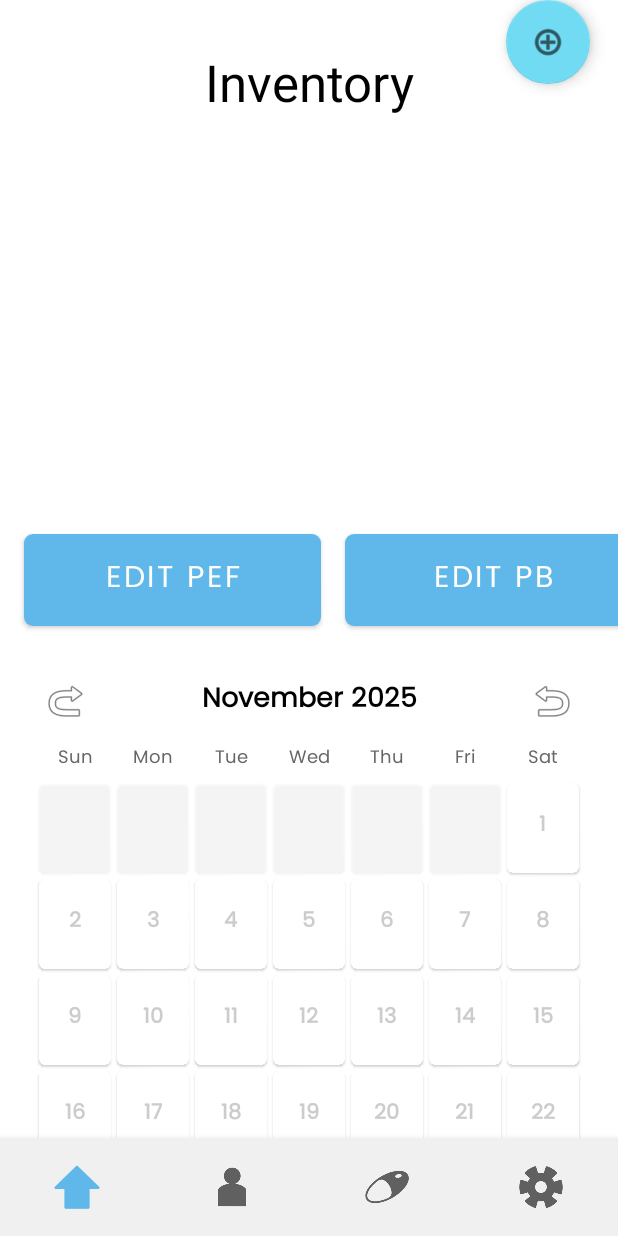
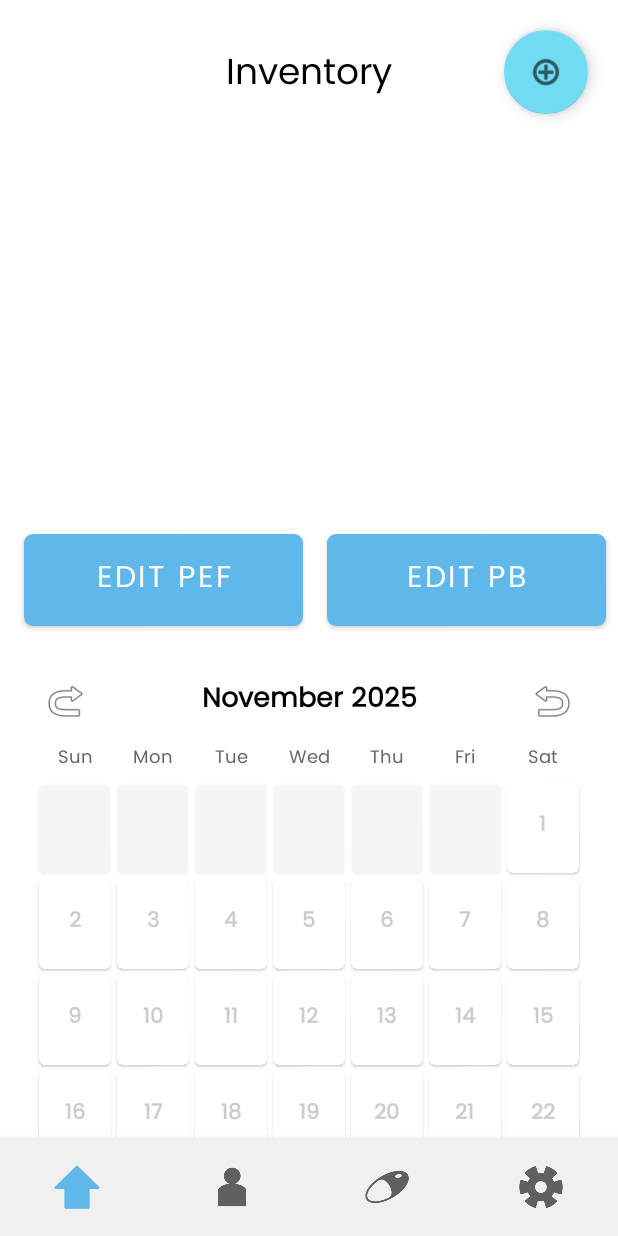
Before and after one commit to ShakoorShaik/smartAirAndroidApp, an Android app built with Jetpack Compose: the fragment ParentMedicineFragment placed in its activity, on a phone screen of 412 x 824 dp. Run offline under Robolectric (Android 15) with nearby library versions, the light colour scheme and no system bars; our stand-ins replace Firebase (no records; nobody signed in at launch, a user with empty details on screens opened directly).

Commit message:
Settings fragment tweaks

```diff
--- a/app/src/main/res/layout/fragment_parent_medicine.xml
+++ b/app/src/main/res/layout/fragment_parent_medicine.xml
@@ -13,13 +13,12 @@
 
     <TextView
         android:id="@+id/textView7"
-        android:layout_width="223dp"
-        android:layout_height="55dp"
-        android:layout_marginTop="32dp"
-        android:fontFamily="sans-serif"
+        android:layout_width="wrap_content"
+        android:layout_height="wrap_content"
+        android:layout_marginTop="30dp"
         android:text="Inventory"
         android:textAlignment="center"
-        android:textSize="34sp"
+        android:textSize="24sp"
         app:layout_constraintEnd_toEndOf="parent"
         app:layout_constraintStart_toStartOf="parent"
         app:layout_constraintTop_toTopOf="parent" />
@@ -30,10 +29,10 @@
         android:layout_height="wrap_content"
         android:clickable="true"
         android:importantForAccessibility="no"
+        android:layout_marginTop="20dp"
+        android:layout_marginEnd="20dp"
         app:layout_constraintEnd_toEndOf="parent"
-        app:layout_constraintStart_toEndOf="@+id/textView7"
         app:layout_constraintTop_toTopOf="parent"
-        app:layout_constraintVertical_bias="0.645"
         app:srcCompat="@android:drawable/ic_menu_add" />
 
     <androidx.recyclerview.widget.RecyclerView
@@ -61,7 +60,7 @@
         app:layout_constraintEnd_toStartOf="@+id/buttonEditPB"
         app:layout_constraintStart_toStartOf="parent"
         app:layout_constraintTop_toBottomOf="@+id/recyclerMeds"
-        app:layout_constraintWidth_percent="0.48" />
+        app:layout_constraintHorizontal_weight="1" />
 
     <Button
         android:id="@+id/buttonEditPB"
@@ -75,7 +74,7 @@
         app:layout_constraintEnd_toEndOf="parent"
         app:layout_constraintStart_toEndOf="@+id/buttonEditPEF"
         app:layout_constraintTop_toBottomOf="@+id/recyclerMeds"
-        app:layout_constraintWidth_percent="0.48" />
+        app:layout_constraintHorizontal_weight="1" />
 
     <include
         android:id="@+id/medicineCalendarView"
```
